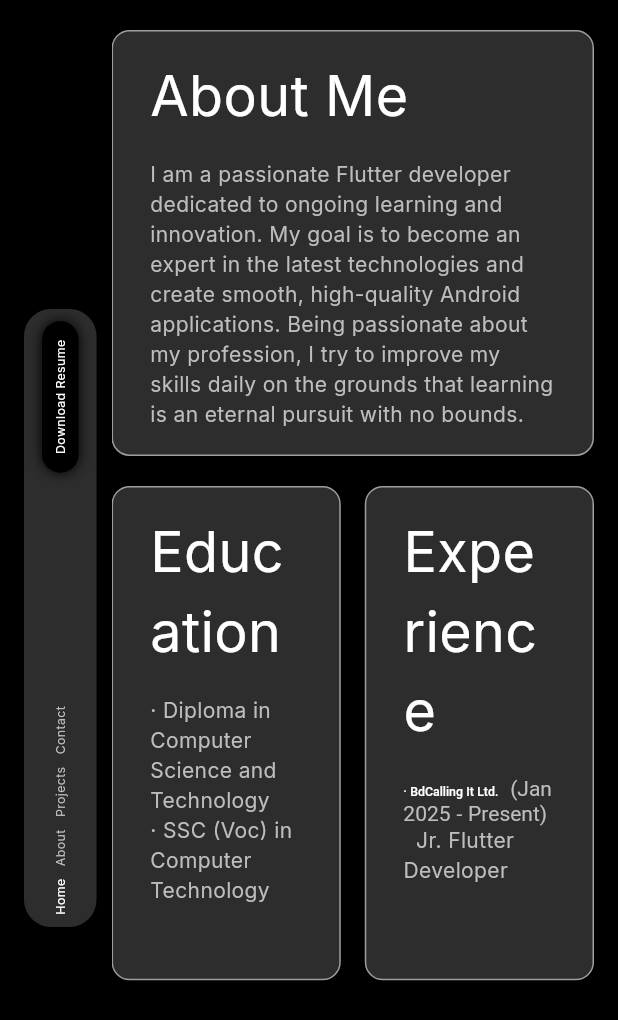
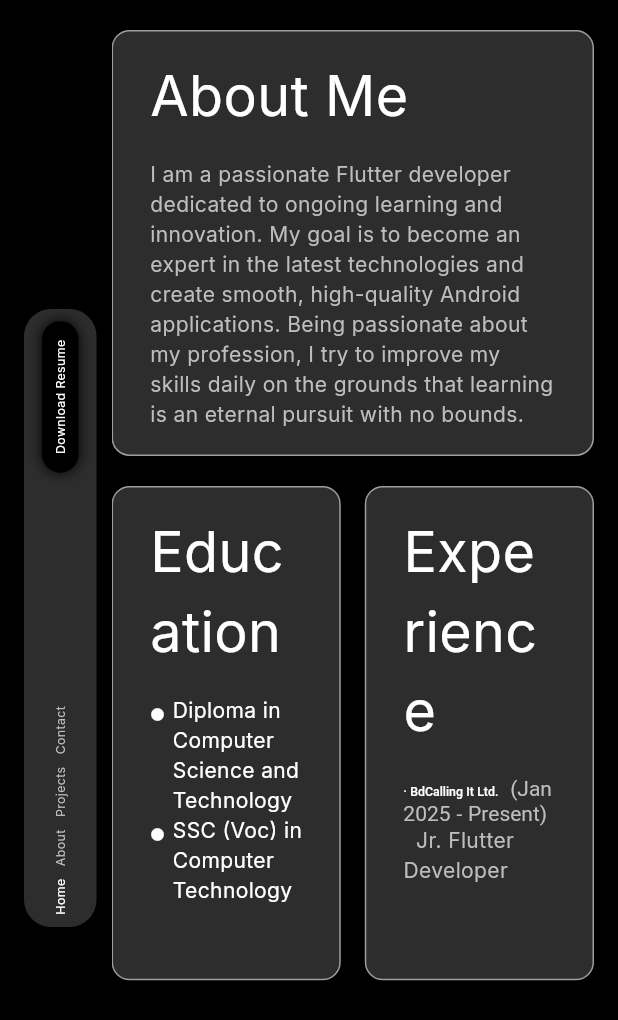
Before and after one commit to alphabetic100/my_portfolio, a Flutter app: the screen it shows after launch, swiped to page 2, on a phone screen of 412 x 824 dp. Shown: the top 1020 px of the screen. Run offline on Flutter 3.47's test engine with Material 3 defaults, Android fonts, the phone set to English and light mode, and no system bars; our stand-ins replace animated_text_kit, get, google_fonts.

Commit message:
Fix issue during screen change

```diff
--- a/lib/src/app/feature/about/presentation/view/about_me_page.dart
+++ b/lib/src/app/feature/about/presentation/view/about_me_page.dart
@@ -32,18 +32,9 @@ class AboutMePage extends StatelessWidget {
                       child: Column(
                         crossAxisAlignment: CrossAxisAlignment.start,
                         children: [
-                          Text(
-                            "· Diploma in Computer Science and Technology",
-                            style: TextStyle(
-                              color: AppColors.textSecondary,
-                            ),
-                          ),
-                          Text(
-                            "· SSC (Voc) in Computer Technology",
-                            style: TextStyle(
-                              color: AppColors.textSecondary,
-                            ),
-                          )
+                          _skillCard(
+                              "Diploma in Computer Science and Technology"),
+                          _skillCard("SSC (Voc) in Computer Technology"),
                         ],
                       )),
                 ),
@@ -102,4 +93,31 @@ class AboutMePage extends StatelessWidget {
       ),
     );
   }
+
+  Widget _skillCard(String skill) {
+    return Row(
+      crossAxisAlignment: CrossAxisAlignment.start,
+      children: [
+        Padding(
+          padding: EdgeInsets.only(top: ScreenSizer.isMobile ? 8.0 : 3),
+          child: Icon(
+            Icons.circle,
+            color: AppColors.textPirmary,
+            size: ScreenSizer.isMobile ? 10 : ScreenSizer.width(2),
+          ),
+        ),
+        const SizedBox(
+          width: 5,
+        ),
+        Expanded(
+          child: Text(
+            skill,
+            style: const TextStyle(
+              color: AppColors.primaryColor,
+            ),
+          ),
+        )
+      ],
+    );
+  }
 }
--- a/lib/src/app/feature/home/presentation/view/home_page.dart
+++ b/lib/src/app/feature/home/presentation/view/home_page.dart
@@ -19,11 +19,16 @@ class HomePage extends StatelessWidget {
         return Scaffold(
           body: Padding(
             padding: const EdgeInsets.symmetric(horizontal: 16),
-            child: ScreenSizer.isMobile
-                ? Row(
+            child: Column(
               children: [
+                if (!(ScreenSizer.isMobile)) ...[
                   VerticalSpace(height: ScreenSizer.paddingSmall),
-                      // HomeTitleBar(),
+                  HomeTitleBar(),
+                ],
+                Expanded(
+                  child: Row(
+                    children: [
+                      if (ScreenSizer.isMobile) ...[
                         RotatedBox(
                           quarterTurns: 1,
                           child: HomeTitleBar(),
@@ -31,6 +36,7 @@ class HomePage extends StatelessWidget {
                         ScreenSizer.isMobile
                             ? const HorizontalSpace(width: 10)
                             : const SizedBox.shrink(),
+                      ],
                       Expanded(
                           child: PageView(
                         controller: homeScreenController.pageController,
@@ -41,24 +47,10 @@ class HomePage extends StatelessWidget {
                           const AboutMePage(),
                           const ContactMePage(),
                         ],
-                      ))
+                      )),
                     ],
+                  ),
                 )
-                : Column(
-                    children: [
-                      VerticalSpace(height: ScreenSizer.paddingSmall),
-                      HomeTitleBar(),
-                      Expanded(
-                          child: PageView(
-                        controller: homeScreenController.pageController,
-                        physics: const NeverScrollableScrollPhysics(),
-                        children: [
-                          HomeBody(),
-                          const AboutMePage(),
-                          const AboutMePage(),
-                          const ContactMePage(),
-                        ],
-                      ))
               ],
             ),
           ),
```
Lines whose indentation alone changed are shown as unchanged.
